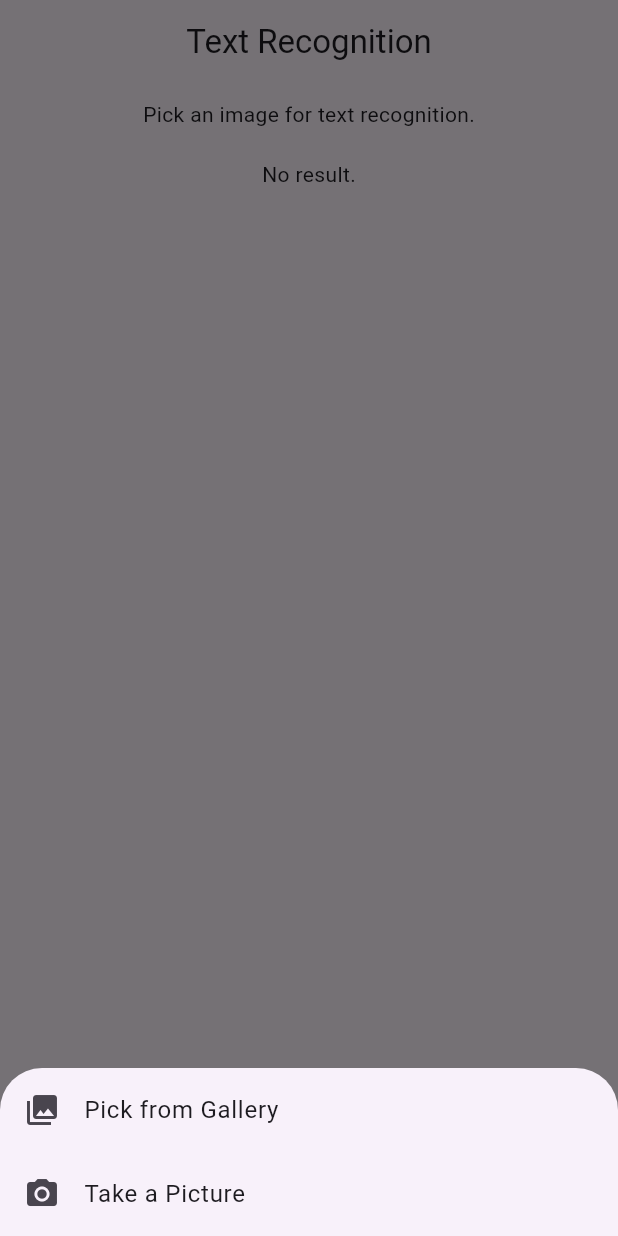
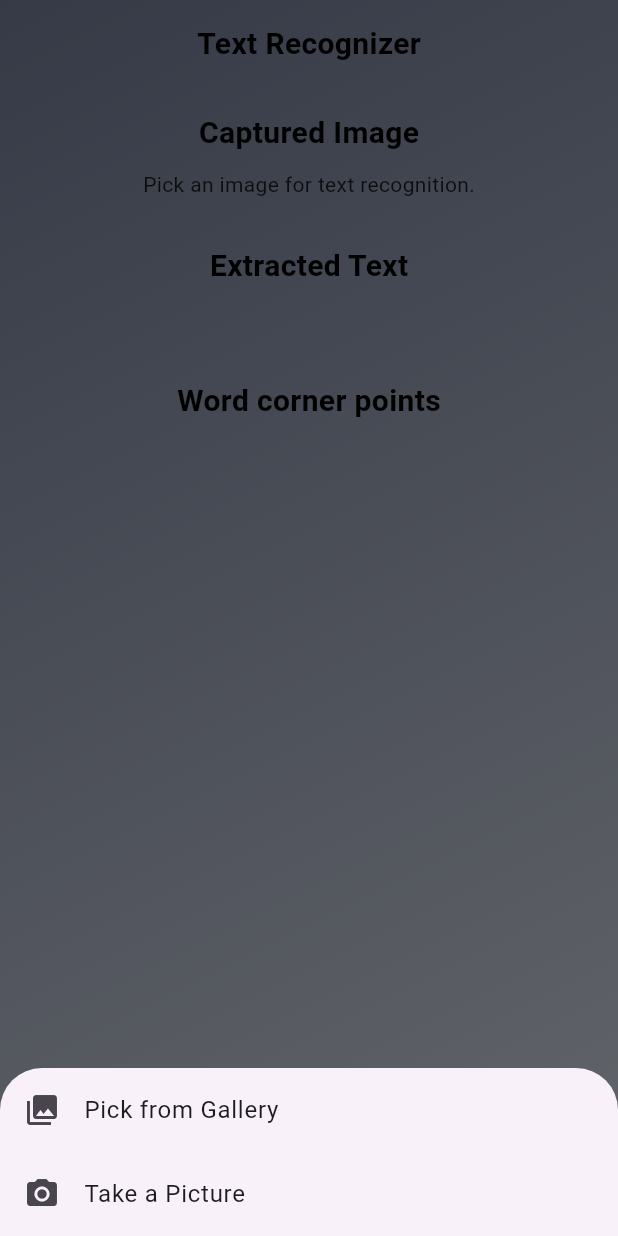
Before and after one commit to Adriano2485/Image2Text, a Flutter app: the screen it shows after launch, after a tap on the "add" icon, on a phone screen of 412 x 824 dp. Run offline on Flutter 3.47's test engine with Material 3 defaults, Android fonts, the phone set to English and light mode, and no system bars; our stand-ins replace image_cropper, image_picker; missing offline and left inert: google_mlkit_text_recognition; Roboto replaces fonts that are missing (Playwrite).

Commit message:
Update Homepage.dart

```diff
--- a/lib/Homepage.dart
+++ b/lib/Homepage.dart
@@ -1,3 +1,4 @@
+import 'dart:math';
 import 'ImportAll.dart';
 
 class HomePage extends StatefulWidget {
@@ -11,20 +12,45 @@ class _HomePageState extends State<HomePage> {
   File? selectedMedia;
   final ImagePicker _picker = ImagePicker();
   String extractedText = "";
+  List<wordpoint> wordpoints = [];
+
+  void initState() {
+    super.initState();
+    getLostData();
+  }
+
+  Future<void> getLostData() async {
+    final LostDataResponse response = await _picker.retrieveLostData();
+    if (response.isEmpty) {
+      return;
+    }
+    if (response.file != null) {
+      File? croppedFile = await _cropImage(File(response.file!.path));
+      if (croppedFile != null) {
+        setState(() {
+          selectedMedia = croppedFile;
+        });
+        final text = await _extractText(croppedFile);
+        setState(() {
+          extractedText = text ?? "";
+        });
+      }
+    } else {}
+  }
 
   @override
   Widget build(BuildContext context) {
     return Scaffold(
-      appBar: AppBar(
-        centerTitle: true,
-        title: const Text("Text Recognition"),
-      ),
       body: _buildUI(),
       floatingActionButton: FloatingActionButton(
         onPressed: () {
           _showPicker(context);
         },
-        child: const Icon(Icons.add),
+        child: const Icon(
+          Icons.add,
+          size: 30,
+        ),
+        shape: CircleBorder(),
       ),
     );
   }
@@ -60,6 +86,7 @@ class _HomePageState extends State<HomePage> {
   }
 
   Future<void> _getImage(ImageSource source) async {
+    try {
       final pickedFile = await _picker.pickImage(source: source);
       if (pickedFile != null) {
         File? croppedFile = await _cropImage(File(pickedFile.path));
@@ -73,9 +100,13 @@ class _HomePageState extends State<HomePage> {
           });
         }
       }
+    } on Exception catch (e) {
+      // TODO
+    }
   }
 
   Future<File?> _cropImage(File imageFile) async {
+    try {
       CroppedFile? croppedFile = await ImageCropper().cropImage(
         sourcePath: imageFile.path,
         uiSettings: [
@@ -103,21 +134,81 @@ class _HomePageState extends State<HomePage> {
         return File(croppedFile.path);
       }
       return null;
+    } on Exception catch (e) {
+      // TODO
+    }
   }
 
   Widget _buildUI() {
-    return SingleChildScrollView(
+    return Container(
+      height: double.infinity,
+      decoration: BoxDecoration(
+        gradient: LinearGradient(
+          colors: [
+            Color(0xFF757F9A),
+            Color(0xFFD7DDE8),
+          ],
+          begin: Alignment.topLeft,
+          end: Alignment.bottomRight,
+        ),
+      ),
+      child: SingleChildScrollView(
         child: Padding(
-        padding: const EdgeInsets.all(10.0),
+          padding: const EdgeInsets.all(15.0),
+          child: SafeArea(
             child: Column(
               mainAxisSize: MainAxisSize.max,
               mainAxisAlignment: MainAxisAlignment.spaceEvenly,
               crossAxisAlignment: CrossAxisAlignment.center,
               children: [
+                Text(
+                  'Text Recognizer',
+                  style: TextStyle(
+                    fontSize: 20,
+                    fontFamily: 'Playwrite',
+                    fontWeight: FontWeight.bold,
+                    color: Colors.black,
+                  ),
+                ),
+                SizedBox(height: 30),
+                Text(
+                  'Captured Image',
+                  style: TextStyle(
+                    fontSize: 20,
+                    fontFamily: 'Playwrite',
+                    fontWeight: FontWeight.bold,
+                    color: Colors.black,
+                  ),
+                ),
+                SizedBox(height: 10),
                 _imageView(),
-            const SizedBox(height: 20),
+                SizedBox(height: 30),
+                Text(
+                  'Extracted Text',
+                  style: TextStyle(
+                    fontSize: 20,
+                    fontFamily: 'Playwrite',
+                    fontWeight: FontWeight.bold,
+                    color: Colors.black,
+                  ),
+                ),
+                SizedBox(height: 10),
                 _extractTextView(),
+                SizedBox(height: 30),
+                Text(
+                  'Word corner points',
+                  style: TextStyle(
+                    fontSize: 20,
+                    fontFamily: 'Playwrite',
+                    fontWeight: FontWeight.bold,
+                    color: Colors.black,
+                  ),
+                ),
+                SizedBox(height: 10),
+                _buildWordPointList(),
               ],
+            ),
+          ),
         ),
       ),
     );
@@ -140,19 +231,27 @@ class _HomePageState extends State<HomePage> {
   Widget _extractTextView() {
     if (selectedMedia == null) {
       return const Center(
-        child: Text("No result."),
+        child: Text(""),
       );
     }
     return Column(
       children: [
-        FutureBuilder<String?>(
-          future: _extractText(selectedMedia!),
+        FutureBuilder<List<dynamic>?>(
+          future: _extractPoint(selectedMedia!),
           builder: (context, snapshot) {
             if (snapshot.connectionState == ConnectionState.waiting) {
               return const CircularProgressIndicator();
             }
+
+            if (snapshot.hasError) {
+              return Text('Error: ${snapshot.error}');
+            }
+            if (!snapshot.hasData || snapshot.data == null) {
+              return const Text('No data found.');
+            }
+            String extractedText = snapshot.data![0] as String;
             return Text(
-              snapshot.data ?? extractedText,
+              extractedText,
               style: const TextStyle(fontSize: 20),
             );
           },
@@ -165,13 +264,55 @@ class _HomePageState extends State<HomePage> {
               const SnackBar(content: Text('Text copied to clipboard!')),
             );
           },
-          child: const Text('Copy'),
+          child: const Text('Copy extracted text'),
         ),
       ],
     );
   }
 
+  Widget _buildWordPointList() {
+    if (selectedMedia == null) {
+      return const Center(
+        child: Text(""),
+      );
+    }
+    return Column(
+        crossAxisAlignment: CrossAxisAlignment.start,
+        mainAxisAlignment: MainAxisAlignment.center,
+        children: [
+          FutureBuilder<List<dynamic>?>(
+            future: _extractPoint(selectedMedia!),
+            builder: (context, snapshot) {
+              if (snapshot.connectionState == ConnectionState.waiting) {
+                return const CircularProgressIndicator();
+              }
+              if (snapshot.hasError) {
+                return Text('Error: ${snapshot.error}');
+              }
+              if (!snapshot.hasData || snapshot.data == null) {
+                return const Text('No data found.');
+              }
+
+              List<wordpoint> wordPoints = snapshot.data![1] as List<wordpoint>;
+
+              return Column(
+                crossAxisAlignment: CrossAxisAlignment.start,
+                children: [
+                  ...wordPoints.map((point) {
+                    return Text(
+                      '${point.word}: TL=${point.cornerPoints[0]},  TR=${point.cornerPoints[1]}, BR=${point.cornerPoints[2]}, BL=${point.cornerPoints[3]}\n\n',
+                      style: TextStyle(fontSize: 17),
+                    );
+                  }).toList(),
+                ],
+              );
+            },
+          ),
+        ]);
+  }
+
   Future<String?> _extractText(File file) async {
+    try {
       final textRecognizer = TextRecognizer(
         script: TextRecognitionScript.latin,
       );
@@ -181,6 +322,42 @@ class _HomePageState extends State<HomePage> {
       String text = recognizedText.text;
       textRecognizer.close();
       return text;
+    } on Exception catch (e) {
+      // TODO
+    }
+  }
+
+  Future<List<dynamic>?> _extractPoint(File file) async {
+    try {
+      List<dynamic> list = [];
+      final textRecognizer = TextRecognizer(
+        script: TextRecognitionScript.latin,
+      );
+      final InputImage inputImage = InputImage.fromFile(file);
+      final RecognizedText recognizedText =
+      await textRecognizer.processImage(inputImage);
+      String text = recognizedText.text;
+
+      List<wordpoint> allword = [];
+
+      for (TextBlock block in recognizedText.blocks) {
+        for (TextLine line in block.lines) {
+          for (TextElement element in line.elements) {
+            final current = element.text;
+            final List<Point<int>> cornerPoints = element.cornerPoints;
+            if (cornerPoints.isNotEmpty) {
+              allword.add(wordpoint(current, cornerPoints));
+            }
+          }
+        }
+      }
+      textRecognizer.close();
+      list.add(text);
+      list.add(allword);
+      return list;
+    } on Exception catch (e) {
+      // TODO
+    }
   }
 }
 
@@ -191,3 +368,10 @@ class CropAspectRatioPresetCustom implements CropAspectRatioPresetData {
   @override
   String get name => '2x3 (customized)';
 }
+
+class wordpoint {
+  final String word;
+  final List<Point<int>> cornerPoints;
+
+  wordpoint(this.word, this.cornerPoints);
+}
```
Lines whose indentation alone changed are shown as unchanged.
